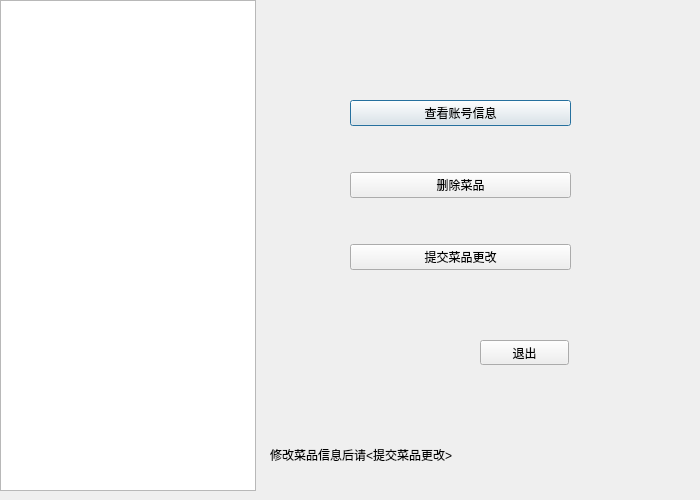
himarsmty/c-homework, file sysui/systemcontroler.ui: the form before one commit.
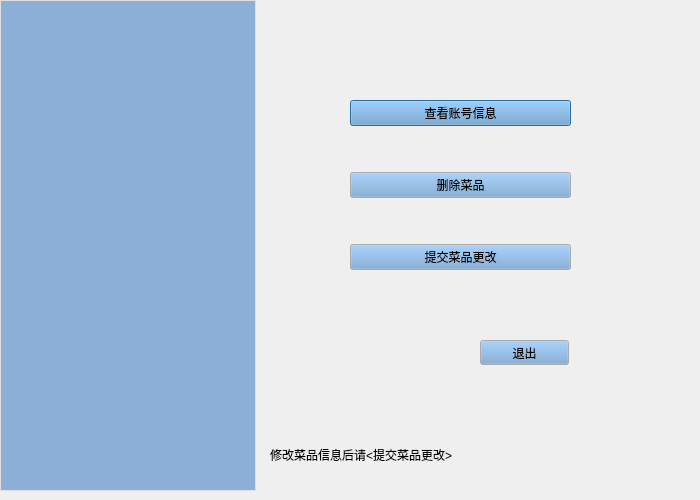
The form after the commit. Icons and pictures are not drawn.

```diff
--- a/sysui/systemcontroler.ui
+++ b/sysui/systemcontroler.ui
@@ -29,9 +29,53 @@
      <height>251</height>
     </rect>
    </property>
+   <property name="palette">
+    <palette>
+     <active/>
+     <inactive/>
+     <disabled/>
+    </palette>
+   </property>
    <layout class="QVBoxLayout" name="verticalLayout">
     <item>
      <widget class="QPushButton" name="viewuserbtn">
+      <property name="palette">
+       <palette>
+        <active>
+         <colorrole role="Button">
+          <brush brushstyle="SolidPattern">
+           <color alpha="255">
+            <red>114</red>
+            <green>159</green>
+            <blue>207</blue>
+           </color>
+          </brush>
+         </colorrole>
+        </active>
+        <inactive>
+         <colorrole role="Button">
+          <brush brushstyle="SolidPattern">
+           <color alpha="255">
+            <red>114</red>
+            <green>159</green>
+            <blue>207</blue>
+           </color>
+          </brush>
+         </colorrole>
+        </inactive>
+        <disabled>
+         <colorrole role="Button">
+          <brush brushstyle="SolidPattern">
+           <color alpha="255">
+            <red>114</red>
+            <green>159</green>
+            <blue>207</blue>
+           </color>
+          </brush>
+         </colorrole>
+        </disabled>
+       </palette>
+      </property>
       <property name="text">
        <string>查看账号信息</string>
       </property>
@@ -39,6 +83,43 @@
     </item>
     <item>
      <widget class="QPushButton" name="deletemenubtn">
+      <property name="palette">
+       <palette>
+        <active>
+         <colorrole role="Button">
+          <brush brushstyle="SolidPattern">
+           <color alpha="255">
+            <red>114</red>
+            <green>159</green>
+            <blue>207</blue>
+           </color>
+          </brush>
+         </colorrole>
+        </active>
+        <inactive>
+         <colorrole role="Button">
+          <brush brushstyle="SolidPattern">
+           <color alpha="255">
+            <red>114</red>
+            <green>159</green>
+            <blue>207</blue>
+           </color>
+          </brush>
+         </colorrole>
+        </inactive>
+        <disabled>
+         <colorrole role="Button">
+          <brush brushstyle="SolidPattern">
+           <color alpha="255">
+            <red>114</red>
+            <green>159</green>
+            <blue>207</blue>
+           </color>
+          </brush>
+         </colorrole>
+        </disabled>
+       </palette>
+      </property>
       <property name="text">
        <string>删除菜品</string>
       </property>
@@ -46,6 +127,43 @@
     </item>
     <item>
      <widget class="QPushButton" name="addmenubtn">
+      <property name="palette">
+       <palette>
+        <active>
+         <colorrole role="Button">
+          <brush brushstyle="SolidPattern">
+           <color alpha="255">
+            <red>114</red>
+            <green>159</green>
+            <blue>207</blue>
+           </color>
+          </brush>
+         </colorrole>
+        </active>
+        <inactive>
+         <colorrole role="Button">
+          <brush brushstyle="SolidPattern">
+           <color alpha="255">
+            <red>114</red>
+            <green>159</green>
+            <blue>207</blue>
+           </color>
+          </brush>
+         </colorrole>
+        </inactive>
+        <disabled>
+         <colorrole role="Button">
+          <brush brushstyle="SolidPattern">
+           <color alpha="255">
+            <red>114</red>
+            <green>159</green>
+            <blue>207</blue>
+           </color>
+          </brush>
+         </colorrole>
+        </disabled>
+       </palette>
+      </property>
       <property name="text">
        <string>提交菜品更改</string>
       </property>
@@ -62,6 +180,43 @@
      <height>25</height>
     </rect>
    </property>
+   <property name="palette">
+    <palette>
+     <active>
+      <colorrole role="Button">
+       <brush brushstyle="SolidPattern">
+        <color alpha="255">
+         <red>114</red>
+         <green>159</green>
+         <blue>207</blue>
+        </color>
+       </brush>
+      </colorrole>
+     </active>
+     <inactive>
+      <colorrole role="Button">
+       <brush brushstyle="SolidPattern">
+        <color alpha="255">
+         <red>114</red>
+         <green>159</green>
+         <blue>207</blue>
+        </color>
+       </brush>
+      </colorrole>
+     </inactive>
+     <disabled>
+      <colorrole role="Button">
+       <brush brushstyle="SolidPattern">
+        <color alpha="255">
+         <red>114</red>
+         <green>159</green>
+         <blue>207</blue>
+        </color>
+       </brush>
+      </colorrole>
+     </disabled>
+    </palette>
+   </property>
    <property name="text">
     <string>退出</string>
    </property>
@@ -75,16 +230,34 @@
      <height>491</height>
     </rect>
    </property>
+   <property name="styleSheet">
+    <string notr="true">QTableView , QTableWidget{
+    selection-background-color:#44c767;
+ 
+background-color: rgb(114, 159, 207,80%);
+    border:1px solid #E0DDDC;/*边框为1像素，灰色*/
+    gridline-color:lightgray;/*这个是表格的格子线的颜色，为亮灰*/
+}
+QHeaderView::section{
+    background-color:white;/*背景色 白色*/
+    border:0px solid #E0DDDC;/*先把边框宽度设为0，即隐藏所有表头边框*/
+    border-bottom:1px solid #E0DDDC;/*然后只显示下边框，因为上边框和左右边框是整个Table的边框，都显示会有2px的边框宽度*/
+    height:20px;/*表头高度*/
+}</string>
+   </property>
   </widget>
   <widget class="QLabel" name="label">
    <property name="geometry">
     <rect>
      <x>270</x>
      <y>430</y>
-     <width>231</width>
+     <width>301</width>
      <height>51</height>
     </rect>
    </property>
+   <property name="styleSheet">
+    <string notr="true">font: 75 italic 15pt &quot;Ume Gothic S5&quot;;</string>
+   </property>
    <property name="text">
     <string>修改菜品信息后请&lt;提交菜品更改&gt;</string>
    </property>
```
Left out of the diff: 10 changed lines with no effect on the pictures.
